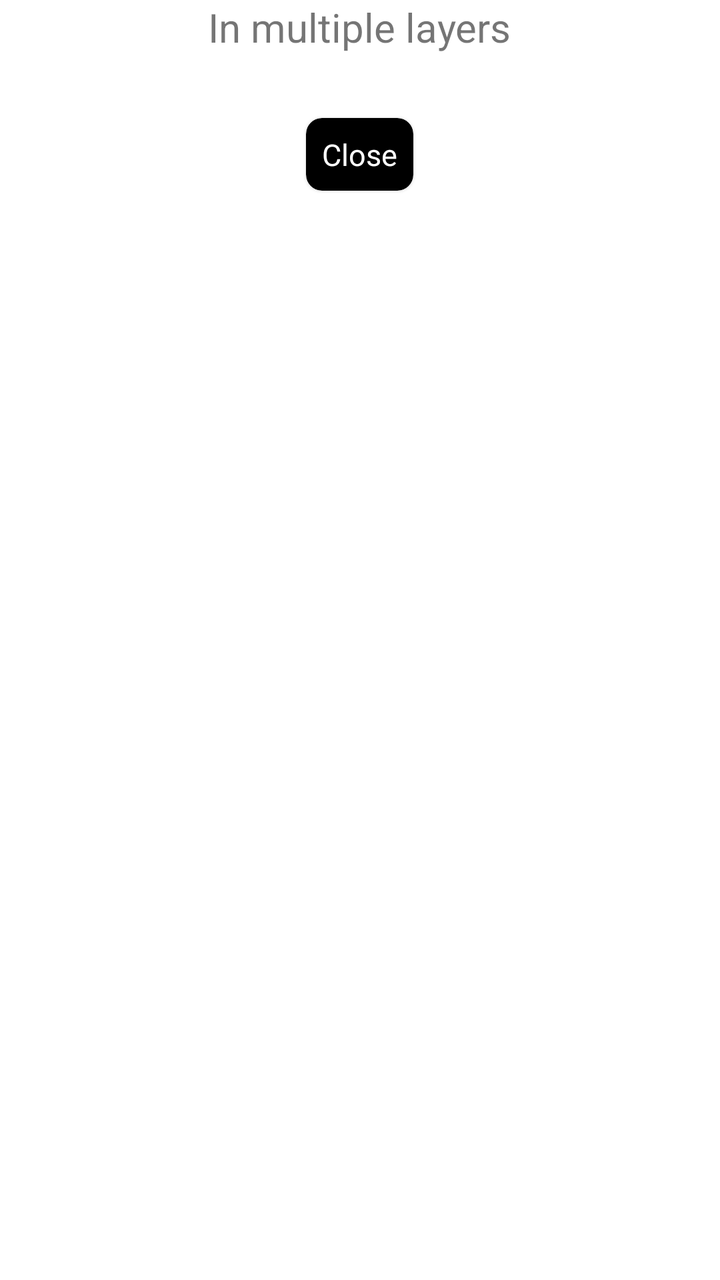
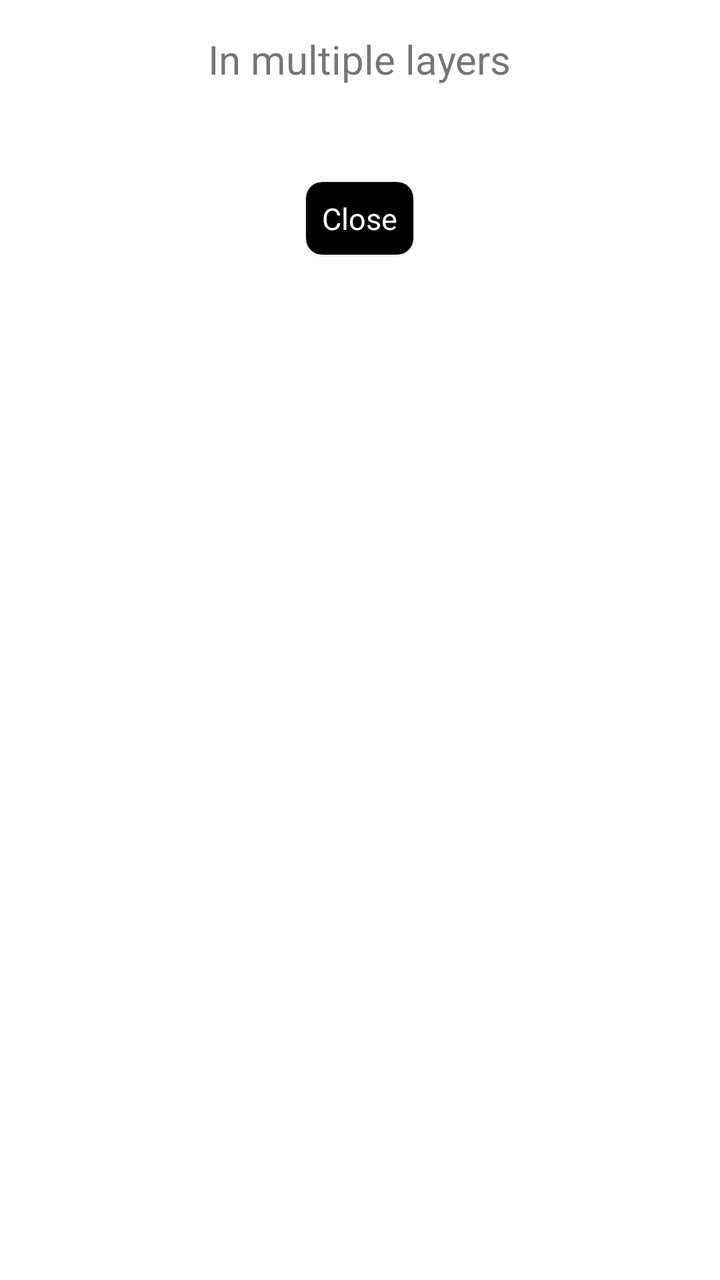

Before-and-after screenshots of an Android layout around one commit, followed by the original layout XML and the change that was made.
<!-- AndroidManifest.xml: application theme Theme.NavBitDemo -->
<!-- res/layout/screen_info_details.xml -->
<?xml version="1.0" encoding="utf-8"?>
<LinearLayout
    xmlns:android="http://schemas.android.com/apk/res/android"
    xmlns:app="http://schemas.android.com/apk/res-auto"

    android:layout_width="match_parent"
    android:layout_height="wrap_content"
    android:layout_marginVertical="32dp"
    android:orientation="vertical">

        <TextView
            android:layout_width="wrap_content"
            android:layout_height="wrap_content"
            android:layout_gravity="center"
            android:text="In multiple layers"
            android:textSize="20sp"/>

        <com.google.android.material.card.MaterialCardView
            android:id="@+id/done_button"
            android:layout_width="wrap_content"
            android:layout_height="wrap_content"
            android:layout_gravity="center"
            android:layout_marginVertical="32dp"
            app:cardBackgroundColor="@color/black"
            app:cardCornerRadius="8dp">
            <TextView
                android:layout_width="wrap_content"
                android:layout_height="wrap_content"
                android:text="Close"
                android:textSize="15sp"
                android:textColor="@color/white"
                android:layout_margin="8dp"
                android:layout_gravity="center"/>
        </com.google.android.material.card.MaterialCardView>
</LinearLayout>
<!-- resources referenced by this layout -->
<resources>
  <color name="black">#FF000000</color>
  <color name="white">#FFFFFFFF</color>
  <style name="Theme.NavBitDemo" parent="Theme.MaterialComponents.DayNight.NoActionBar">
          
          <item name="colorPrimary">@color/purple_500</item>
          <item name="colorPrimaryVariant">@color/purple_700</item>
          <item name="colorOnPrimary">@color/white</item>
          
          <item name="colorSecondary">@color/teal_200</item>
          <item name="colorSecondaryVariant">@color/teal_700</item>
          <item name="colorOnSecondary">@color/black</item>
          
          <item name="android:statusBarColor">?attr/colorPrimaryVariant</item>
          
          <item name="android:windowTranslucentNavigation">true</item>
      </style>
  <color name="purple_500">#FF6200EE</color>
  <color name="purple_700">#FF3700B3</color>
  <color name="teal_200">#FF03DAC5</color>
  <color name="teal_700">#FF018786</color>
</resources>

<!-- the commit's change to res/layout/screen_info_details.xml (unified diff, before → after) -->
@@ -4,14 +4,16 @@
     xmlns:app="http://schemas.android.com/apk/res-auto"
 
     android:layout_width="match_parent"
-    android:layout_height="wrap_content"
-    android:layout_marginVertical="32dp"
-    android:orientation="vertical">
+    android:layout_height="match_parent"
+    android:orientation="vertical"
+    android:background="@color/app_background"
+    android:elevation="8dp">
 
         <TextView
             android:layout_width="wrap_content"
             android:layout_height="wrap_content"
             android:layout_gravity="center"
+            android:paddingVertical="16dp"
             android:text="In multiple layers"
             android:textSize="20sp"/>
 
@@ -32,4 +34,9 @@
                 android:layout_margin="8dp"
                 android:layout_gravity="center"/>
         </com.google.android.material.card.MaterialCardView>
+
+    <View
+        android:id="@+id/bottom_inset"
+        android:layout_width="match_parent"
+        android:layout_height="0dp"/>
 </LinearLayout>
<!-- resource entries referenced after the edit -->
@@ -1,11 +1,12 @@
 <!-- resources referenced by this layout -->
 <resources>
+  <color name="app_background">#FFFFFF</color>
   <color name="black">#FF000000</color>
   <color name="white">#FFFFFFFF</color>
   <style name="Theme.NavBitDemo" parent="Theme.MaterialComponents.DayNight.NoActionBar">
           
-          <item name="colorPrimary">@color/purple_500</item>
-          <item name="colorPrimaryVariant">@color/purple_700</item>
+          <item name="colorPrimary">@android:color/transparent</item>
+          <item name="colorPrimaryVariant">@android:color/transparent</item>
           <item name="colorOnPrimary">@color/white</item>
           
           <item name="colorSecondary">@color/teal_200</item>
@@ -16,8 +17,6 @@
           
           <item name="android:windowTranslucentNavigation">true</item>
       </style>
-  <color name="purple_500">#FF6200EE</color>
-  <color name="purple_700">#FF3700B3</color>
   <color name="teal_200">#FF03DAC5</color>
   <color name="teal_700">#FF018786</color>
 </resources>
